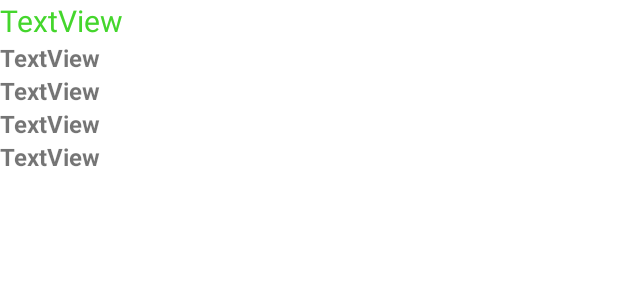
After one commit to EduardoSalinasE/ProyComidas, an Android app: the layout item_recetas.xml on its own in the app's theme, with its tools: preview values and no code run, on a phone screen of 412 x 824 dp. The commit adds this screen. Shown: the top 300 px of the screen. Run offline under Robolectric (Android 15) with nearby library versions, the phone set to English and light mode, and no system bars; Roboto replaces fonts that are not available here.

Commit message:
añadi el list view

```diff
--- /dev/null
+++ b/app/src/main/res/layout/item_recetas.xml
@@ -0,0 +1,56 @@
+<?xml version="1.0" encoding="utf-8"?>
+<androidx.constraintlayout.widget.ConstraintLayout xmlns:android="http://schemas.android.com/apk/res/android"
+    xmlns:app="http://schemas.android.com/apk/res-auto"
+    android:layout_width="match_parent"
+    android:layout_height="match_parent">
+
+    <TextView
+        android:id="@+id/tvRecetaNombre"
+        android:layout_width="wrap_content"
+        android:layout_height="wrap_content"
+        android:textSize="20sp"
+        android:textColor="@color/color_verdec"
+
+        android:text="TextView"
+        app:layout_constraintStart_toStartOf="parent"
+        app:layout_constraintTop_toTopOf="parent" />
+
+    <TextView
+        android:id="@+id/tvRecetaLugar"
+        android:layout_width="wrap_content"
+        android:layout_height="wrap_content"
+        android:text="TextView"
+        android:textSize="16sp"
+        android:textStyle="bold"
+        app:layout_constraintStart_toStartOf="parent"
+        app:layout_constraintTop_toBottomOf="@+id/tvRecetaNombre" />
+    <TextView
+        android:id="@+id/tvRecetaRating"
+        android:layout_width="wrap_content"
+        android:layout_height="wrap_content"
+        android:text="TextView"
+        android:textSize="16sp"
+        android:textStyle="bold"
+        app:layout_constraintStart_toStartOf="parent"
+        app:layout_constraintTop_toBottomOf="@+id/tvRecetaLugar" />
+    <TextView
+        android:id="@+id/tvRecetaPicante"
+        android:layout_width="wrap_content"
+        android:layout_height="wrap_content"
+        android:text="TextView"
+        android:textSize="16sp"
+        android:textStyle="bold"
+        app:layout_constraintStart_toStartOf="parent"
+        app:layout_constraintTop_toBottomOf="@+id/tvRecetaRating" />
+
+    <TextView
+        android:id="@+id/tvRecetaReceta"
+        android:layout_width="wrap_content"
+        android:layout_height="wrap_content"
+        android:textSize="16sp"
+        android:text="TextView"
+        android:textStyle="bold"
+        app:layout_constraintStart_toStartOf="parent"
+        app:layout_constraintTop_toBottomOf="@+id/tvRecetaPicante" />
+
+</androidx.constraintlayout.widget.ConstraintLayout>
```
Also changed, not shown: app/src/main/java/com/example/proy_comidas_ep1/recetasAdicionales.java (+78 -6 lines), app/src/main/res/layout/activity_recetas_adicionales.xml (+7 -9 lines).
